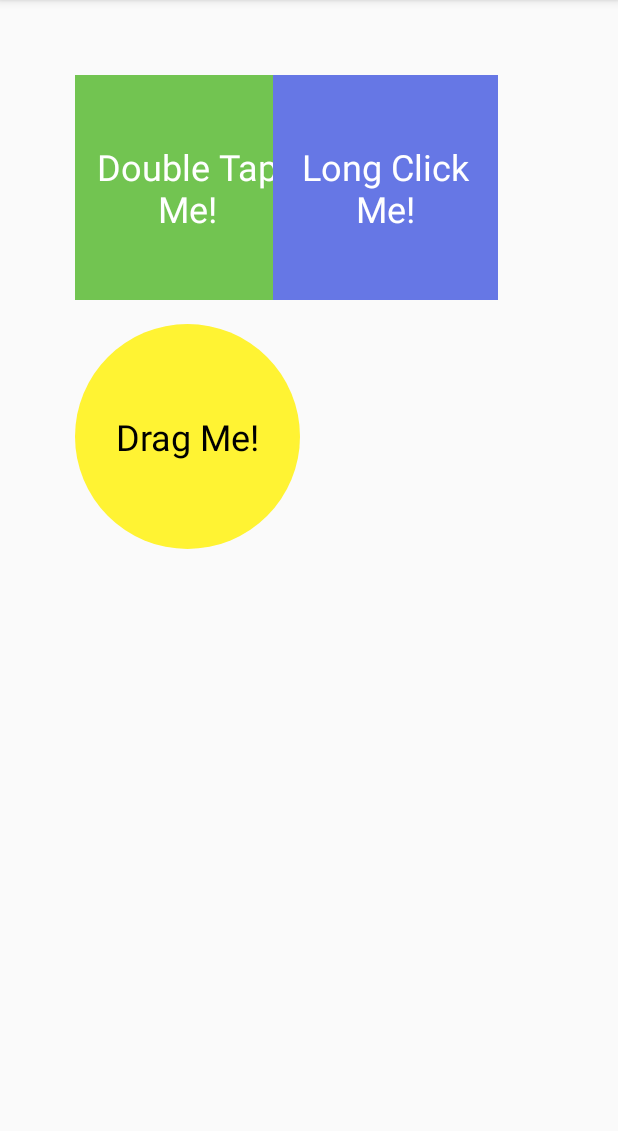
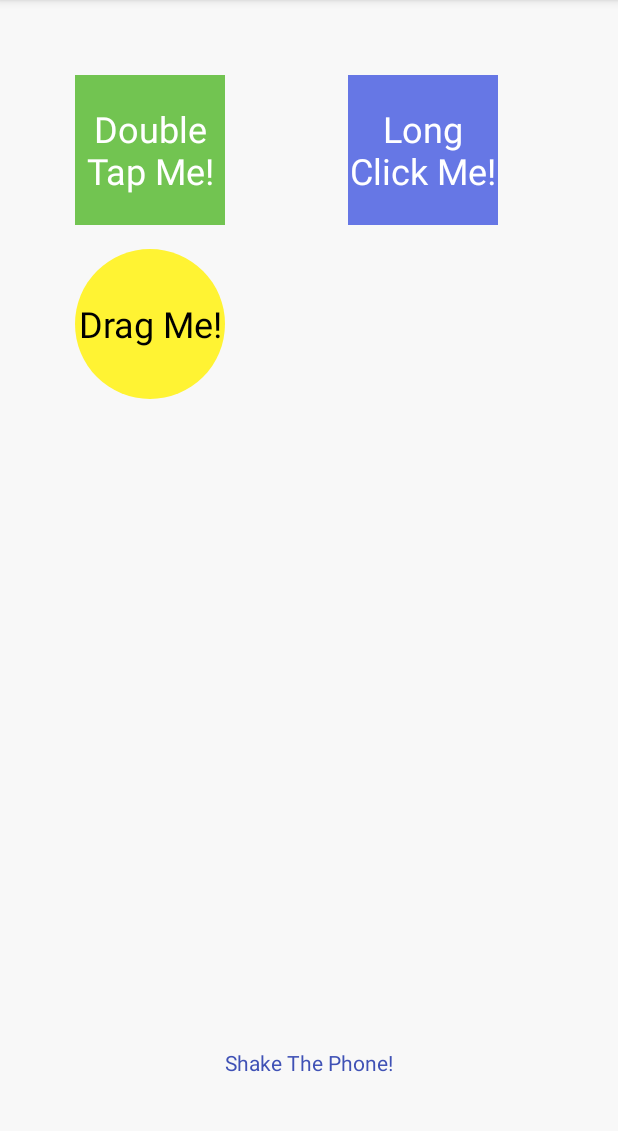
Before and after one commit to csiems/Bells-And-Whistles, an Android app: the screen it shows after launch (MainActivity), on a phone screen of 412 x 824 dp, the part 84-1215 px from its top. Run offline under Robolectric (Android 15) with nearby library versions, the phone set to English and light mode, and no system bars; our stand-ins replace ButterKnife.

Commit message:
Finish shake listener

```diff
--- a/app/src/main/AndroidManifest.xml
+++ b/app/src/main/AndroidManifest.xml
@@ -11,7 +11,6 @@
         <activity android:name=".MainActivity">
             <intent-filter>
                 <action android:name="android.intent.action.MAIN" />
-
                 <category android:name="android.intent.category.LAUNCHER" />
             </intent-filter>
         </activity>
--- a/app/src/main/java/com/epicodus/bellsandwhistles/MainActivity.java
+++ b/app/src/main/java/com/epicodus/bellsandwhistles/MainActivity.java
@@ -1,37 +1,48 @@
 package com.epicodus.bellsandwhistles;
 
-import android.graphics.Color;
+import android.content.Context;
+import android.graphics.drawable.ColorDrawable;
+import android.graphics.drawable.Drawable;
+import android.hardware.Sensor;
+import android.hardware.SensorEvent;
+import android.hardware.SensorEventListener;
+import android.hardware.SensorManager;
 import android.os.Bundle;
-import android.support.annotation.BinderThread;
+
+import android.provider.Settings;
 import android.support.v7.app.AppCompatActivity;
 import android.util.Log;
 import android.view.DragEvent;
 import android.view.MotionEvent;
 import android.view.View;
-import android.view.ViewGroup;
+
 import android.view.animation.CycleInterpolator;
-import android.widget.FrameLayout;
-import android.widget.LinearLayout;
+
 import android.widget.RelativeLayout;
 import android.widget.TextView;
 import android.widget.Toast;
-import android.widget.RelativeLayout.LayoutParams;
 
 import com.epicodus.bellsandwhistles.utils.OnDoubleTapListener;
-
-import org.w3c.dom.Text;
 
 import butterknife.Bind;
 import butterknife.ButterKnife;
 
-public class MainActivity extends AppCompatActivity implements View.OnLongClickListener {
+public class MainActivity extends AppCompatActivity implements View.OnLongClickListener, SensorEventListener {
     @Bind(R.id.doubleTapTextView) TextView mDoubleTapTextView;
     @Bind(R.id.longTapTextView) TextView mLongTapTextView;
     @Bind(R.id.dragTextView) TextView mDragTextView;
     @Bind(R.id.parentRelativeLayout) RelativeLayout mParentRelativeLayout;
     @Bind(R.id.outsideRelativeLayout) RelativeLayout mOutsideRelativeLayout;
+    @Bind(R.id.shakeInstructionsTextView) TextView mShakeInstructionsTextView;
 
     private final String msg = MainActivity.class.getSimpleName();
+    private SensorManager mSensorManager;
+    private Sensor mSensor;
+    private long lastUpdate = 0;
+    private float last_x, last_y, last_z;
+    private static final int SHAKE_THRESHOLD = 1500;
+    private long lastShakeTime = 0;
+
 
     @Override
     protected void onCreate(Bundle savedInstanceState) {
@@ -41,6 +52,10 @@ public class MainActivity extends AppCompatActivity implements View.OnLongClickL
 
         mLongTapTextView.setOnLongClickListener(this);
         mDragTextView.setOnLongClickListener(this);
+
+        mSensorManager = (SensorManager) getSystemService(Context.SENSOR_SERVICE);
+        mSensor = mSensorManager.getDefaultSensor(Sensor.TYPE_ACCELEROMETER);
+        mSensorManager.registerListener(this, mSensor, mSensorManager.SENSOR_DELAY_NORMAL);
 
         mOutsideRelativeLayout.setOnDragListener(new View.OnDragListener() {
 
@@ -138,8 +153,6 @@ public class MainActivity extends AppCompatActivity implements View.OnLongClickL
             v.startDrag(null, dragShadow, v, 0);
             v.setVisibility(View.INVISIBLE);
         }
-
-
         return true;
     }
 
@@ -153,4 +166,46 @@ public class MainActivity extends AppCompatActivity implements View.OnLongClickL
         return runnable;
     }
 
+
+    @Override
+    public void onSensorChanged(SensorEvent event) {
+        Sensor sensor = event.sensor;
+        if (sensor.getType() == Sensor.TYPE_ACCELEROMETER) {
+            float x = event.values[0];
+            float y = event.values[1];
+            float z = event.values[2];
+
+            long currentTime = System.currentTimeMillis();
+            if ((currentTime - lastUpdate) > 100) {
+                long timeDifference = currentTime - lastUpdate;
+                lastUpdate = currentTime;
+
+                float speed = Math.abs(x + y + z - last_x - last_y - last_z)/timeDifference * 10000;
+                if (speed > SHAKE_THRESHOLD) {
+                    long now = System.currentTimeMillis();
+                    if (now - lastShakeTime > 1000) {
+                        ColorDrawable background = (ColorDrawable) mOutsideRelativeLayout.getBackground();
+                        if (background.getColor() == getResources().getColor(R.color.colorAccent)) {
+                            mOutsideRelativeLayout.setBackgroundColor(getResources().getColor(R.color.colorGrey));
+                            mShakeInstructionsTextView.setTextColor(getResources().getColor(R.color.colorPrimary));
+                        } else {
+                            mOutsideRelativeLayout.setBackgroundColor(getResources().getColor(R.color.colorAccent));
+                            mShakeInstructionsTextView.setTextColor(getResources().getColor(R.color.colorGrey));
+                        }
+                        lastShakeTime = System.currentTimeMillis();
+                    }
+                }
+
+                last_x = x;
+                last_y = y;
+                last_z = z;
+            }
+        }
+
+    }
+
+    @Override
+    public void onAccuracyChanged(Sensor sensor, int accuracy) {
+
+    }
 }
--- a/app/src/main/res/layout/activity_main.xml
+++ b/app/src/main/res/layout/activity_main.xml
@@ -8,6 +8,7 @@
     android:paddingRight="@dimen/activity_horizontal_margin"
     android:paddingTop="@dimen/activity_vertical_margin"
     android:padding="50dp"
+    android:background="@color/colorGrey"
     android:id="@+id/outsideRelativeLayout"
     tools:context="com.epicodus.bellsandwhistles.MainActivity">
 
@@ -61,6 +62,15 @@
             android:layout_below="@id/doubleTapTextView"
             />
 
+        <TextView
+            android:layout_width="wrap_content"
+            android:layout_height="wrap_content"
+            android:layout_alignParentBottom="true"
+            android:layout_centerHorizontal="true"
+            android:textColor="@color/colorPrimary"
+            android:id="@+id/shakeInstructionsTextView"
+            android:text="Shake The Phone!"/>
+
 
     </RelativeLayout>
 
--- a/app/src/main/res/values/colors.xml
+++ b/app/src/main/res/values/colors.xml
@@ -3,4 +3,5 @@
     <color name="colorPrimary">#3F51B5</color>
     <color name="colorPrimaryDark">#6677e5</color>
     <color name="colorAccent">#FF4081</color>
+    <color name="colorGrey">#F8F8F8</color>
 </resources>
--- a/app/src/main/res/values/dimens.xml
+++ b/app/src/main/res/values/dimens.xml
@@ -2,5 +2,5 @@
     <!-- Default screen margins, per the Android Design guidelines. -->
     <dimen name="activity_horizontal_margin">16dp</dimen>
     <dimen name="activity_vertical_margin">16dp</dimen>
-    <dimen name="itemSize">150dp</dimen>
+    <dimen name="itemSize">100dp</dimen>
 </resources>
```
